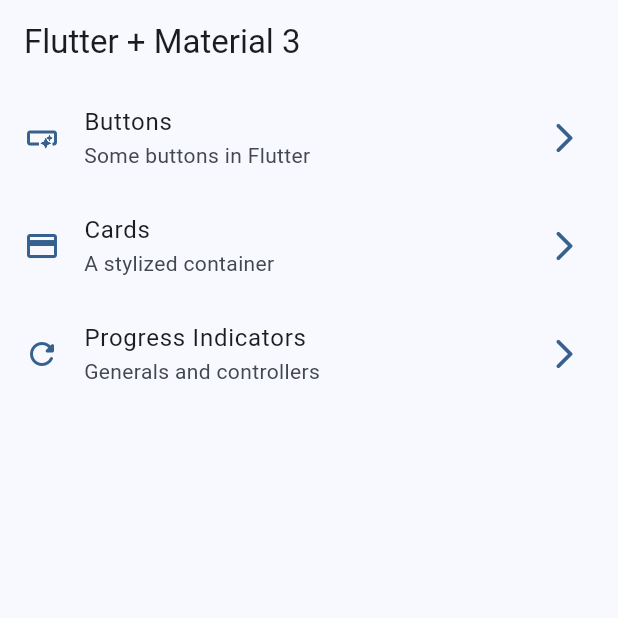
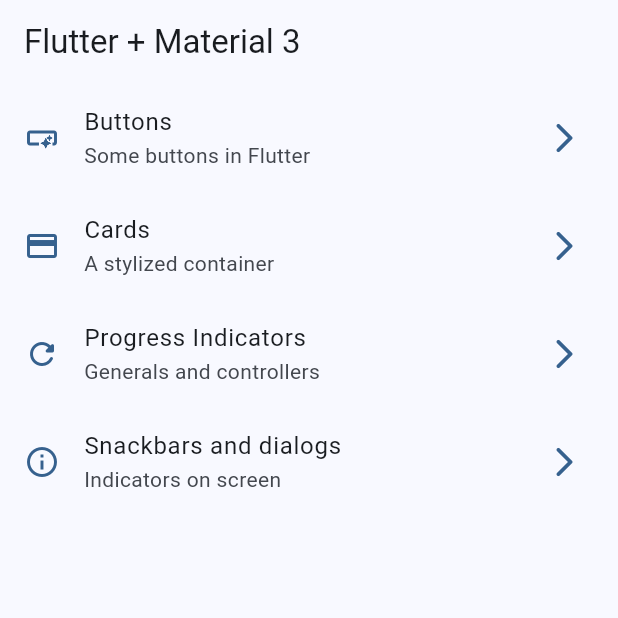
Before and after one commit to stivenramireza/flutter-learning, a Flutter app: the screen it shows after launch, on a phone screen of 412 x 824 dp, the top half of it. Run offline on Flutter 3.47's test engine with Material 3 defaults, Android fonts, the phone set to English and light mode, and no system bars; our stand-ins replace go_router.

Commit message:
[ADD] Snackbars screen

```diff
--- a/widgets_app/lib/config/menu/menu_items.dart
+++ b/widgets_app/lib/config/menu/menu_items.dart
@@ -32,5 +32,11 @@ const appMenuItems = <MenuItem>[
       subTitle: 'Generals and controllers',
       link: '/progress',
       icon: Icons.refresh_rounded
+  ),
+  MenuItem(
+      title: 'Snackbars and dialogs',
+      subTitle: 'Indicators on screen',
+      link: '/snackbars',
+      icon: Icons.info_outline
   )
 ];
--- a/widgets_app/lib/config/router/app_router.dart
+++ b/widgets_app/lib/config/router/app_router.dart
@@ -24,6 +24,11 @@ final appRouter = GoRouter(
       name: ProgressScreen.name,
       path: '/progress',
       builder: (context, state) => const ProgressScreen(),
+    ),
+    GoRoute(
+      name: SnackbarScreen.name,
+      path: '/snackbars',
+      builder: (context, state) => const SnackbarScreen(),
     )
   ]
 );
--- a/widgets_app/lib/main.dart
+++ b/widgets_app/lib/main.dart
@@ -13,6 +13,7 @@ class MainApp extends StatelessWidget {
   @override
   Widget build(BuildContext context) {
     return MaterialApp.router(
+      title: 'Flutter widgets',
       routerConfig: appRouter,
       debugShowCheckedModeBanner: false,
       theme: AppTheme(selectedColor: 0).getTheme()
```
Also changed, not shown: widgets_app/lib/presentation/screens/snackbar/snackbar_screen.dart (+60 -1 lines).
